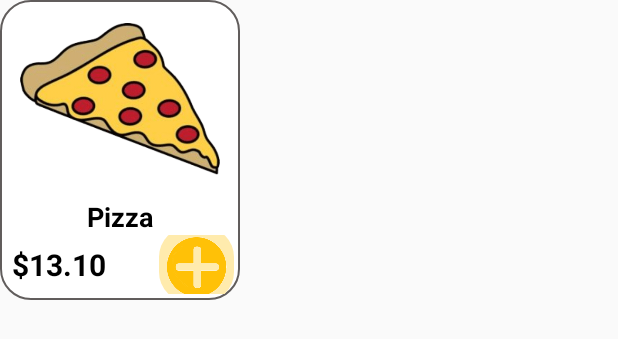
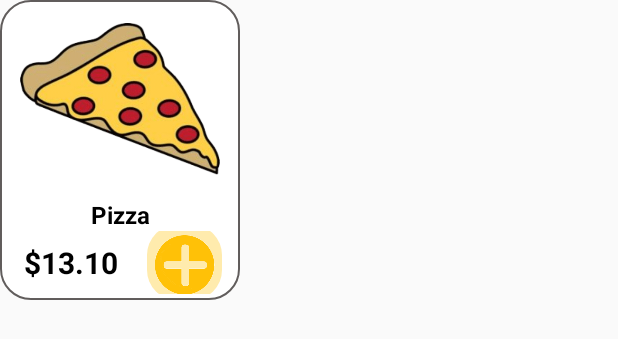
Before and after one commit to anhsld/FoodDeliveryMoblieApp, an Android app: the layout layout_item_food.xml on its own in the app's theme, with its tools: preview values and no code run, on a phone screen of 412 x 824 dp. Shown: the top 339 px of the screen. Run offline under Robolectric (Android 15) with nearby library versions, the phone set to English and light mode, and no system bars.

Commit message:
fix search

```diff
--- a/app/src/main/res/layout/activity_home.xml
+++ b/app/src/main/res/layout/activity_home.xml
@@ -160,7 +160,6 @@
                     android:layout_marginTop="8dp"
                     android:horizontalSpacing="16dp"
                     android:numColumns="2"
-                    android:padding="16dp"
                     android:verticalSpacing="16dp" />
             </LinearLayout>
         </LinearLayout>
--- a/app/src/main/res/layout/layout_item_food.xml
+++ b/app/src/main/res/layout/layout_item_food.xml
@@ -3,7 +3,8 @@
     android:layout_width="160dp"
     android:layout_height="200dp"
     android:background="@drawable/bg_white"
-    android:orientation="vertical">
+    android:orientation="vertical"
+    android:paddingHorizontal="8dp">
 
     <ImageView
         android:id="@+id/imgHomeFood"
@@ -19,11 +20,13 @@
         android:layout_height="wrap_content"
         android:layout_gravity="center"
         android:layout_marginTop="12dp"
+        android:text="@string/pizza"
         android:maxLines="1"
-        android:text="@string/pizza"
+        android:ellipsize="end"
+        android:paddingHorizontal="24dp"
         android:textAlignment="center"
         android:textColor="@color/black"
-        android:textSize="18dp"
+        android:textSize="16dp"
         android:textStyle="bold" />
 
     <LinearLayout
```
Also changed, not shown: app/src/main/java/com/example/quanlydoan/ui/home/HomeActivity.java (+3 -4 lines).
